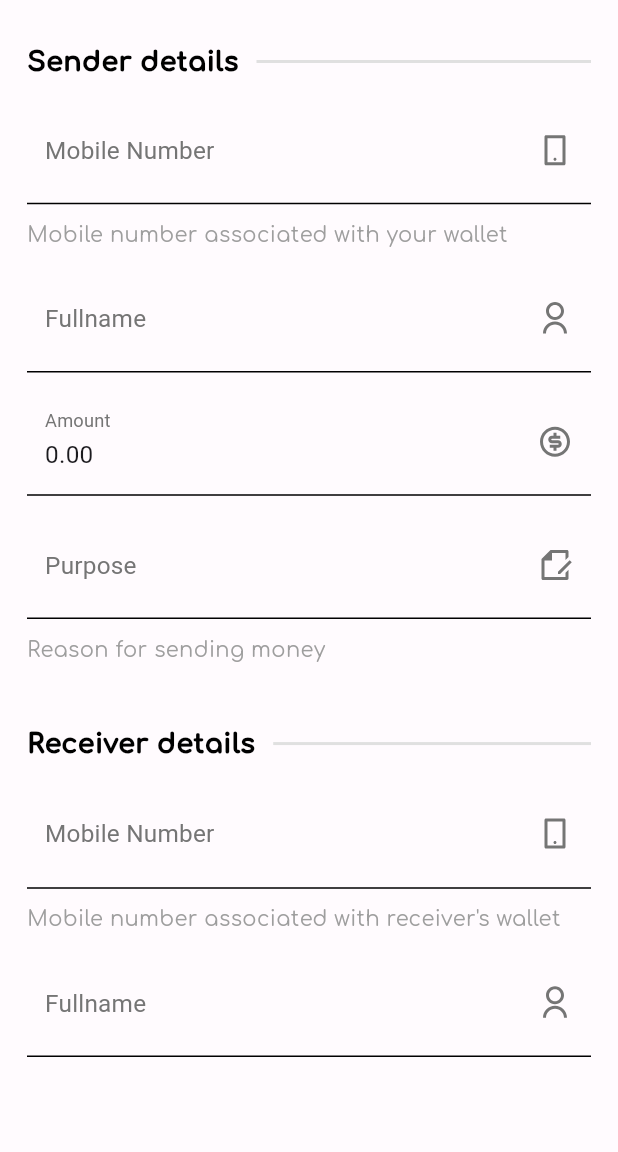
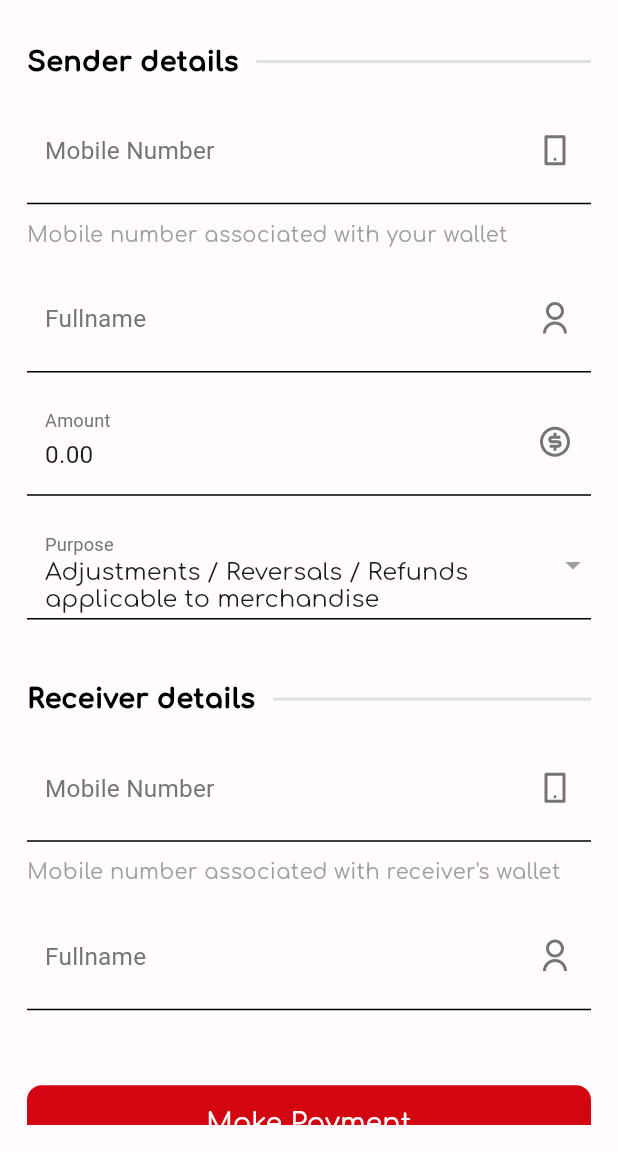
Before and after one commit to Samafricaonline-zambia/wallet-mobile, a Flutter app: the InternationalPaymentsPage screen opened by its route, after a tap on "South Africa", on a phone screen of 412 x 824 dp, the part 84-1236 px from its top. Run offline on Flutter 3.47's test engine with Material 3 defaults, Android fonts, the phone set to English and light mode, and no system bars; our stand-ins replace animated_notch_bottom_bar, dartz, flutter_screenutil, flutter_spinkit, get_it, go_router and 11 more; missing offline and left inert: animated_pill, fl_app_toast, flutter_locker, mobile_scanner, newrelic_mobile, syncfusion_flutter_core; accounts and stored records are empty; network calls fail; statements that could not run were skipped; project files that could hold a hidden picture were left out.

Commit message:
Added Purpose dropdown to International Payments

```diff
--- a/lib/core/constants/international_payments.dart
+++ b/lib/core/constants/international_payments.dart
@@ -1,26 +1,108 @@
 import 'package:sampay_wallet/core/constants/assets.dart';
 import 'package:sampay_wallet/core/models/dialog_option_model.dart';
+import 'package:sampay_wallet/core/utils/string_utils.dart';
 
 class InternationalPaymentsConstants {
-  static String southAfrica = "ZA";
-  static String zimbabwe = "ZW";
-  static List<DialogOptionModel> countries = [
-    DialogOptionModel(
+  static DialogOptionModel southAfrica = DialogOptionModel(
     id: "212006",
     image: AppAssets.southAfrica,
     title: "South Africa",
     subTitle: "ZA",
-      description:
-          "Send money to South Africa via mobile money or bank transfer",
+    description: "Send money to South Africa via mobile money or bank transfer",
     badgeText: "Mobile Wallet",
-    ),
-    DialogOptionModel(
+  );
+  static DialogOptionModel zimbabwe = DialogOptionModel(
     id: "290001",
     image: AppAssets.zimbabwe,
     title: "Zimbabwe",
     subTitle: "ZW",
     description: "Send money to Zimbabwe via mobile money or bank transfer",
     badgeText: "Bank Account",
+  );
+  static List<DialogOptionModel> countries = [southAfrica, zimbabwe];
+
+  static final List<InternationalTransferPurpose> transferPurposes = [
+    InternationalTransferPurpose(
+      '10001',
+      'Adjustments / Reversals / Refunds applicable to merchandise',
+    ),
+    InternationalTransferPurpose(
+      '10101',
+      'Export advance payment (excluding certain goods)',
+    ),
+    InternationalTransferPurpose('20001', 'Adjustments, reversals and refunds'),
+    InternationalTransferPurpose(
+      '25001',
+      'Travel services for non-residents – business',
+    ),
+    InternationalTransferPurpose(
+      '25101',
+      'Travel services for non-residents – holiday',
+    ),
+    InternationalTransferPurpose(
+      '25501',
+      'Travel services for residents – business',
+    ),
+    InternationalTransferPurpose(
+      '25601',
+      'Travel services for residents – holiday',
+    ),
+    InternationalTransferPurpose('28501', 'Tuition fees'),
+    InternationalTransferPurpose(
+      '29301',
+      'Payments for medical and dental services',
+    ),
+    InternationalTransferPurpose('30001', 'Adjustments, reversals and refunds'),
+    InternationalTransferPurpose(
+      '30301',
+      'Compensation paid to resident employee abroad',
+    ),
+    InternationalTransferPurpose(
+      '30401',
+      'Compensation paid to non-resident employee',
+    ),
+    InternationalTransferPurpose(
+      '30501',
+      'Compensation paid to migrant worker',
+    ),
+    InternationalTransferPurpose(
+      '30601',
+      'Compensation paid to foreign national contract worker',
+    ),
+    InternationalTransferPurpose('30701', 'Commission or brokerage'),
+    InternationalTransferPurpose('40001', 'Adjustments, reversals and refunds'),
+    InternationalTransferPurpose('40101', 'Gifts'),
+    InternationalTransferPurpose('41001', 'Alimony'),
+    InternationalTransferPurpose(
+      '41601',
+      'Migrant worker remittances (excluding compensation)',
+    ),
+    InternationalTransferPurpose(
+      '41701',
+      'Foreign national contract worker remittances (excluding compensation)',
     ),
   ];
+
+  static final List<String> transferReasonDescriptions = transferPurposes
+      .map((item) => item.reason)
+      .toList();
+  static final List<String> transferReasonCodes = transferPurposes
+      .map((item) => item.code)
+      .toList();
+
+  static InternationalTransferPurpose getPurposeByIndex(int index) =>
+      transferPurposes[index];
+
+  static InternationalTransferPurpose getPurposeByCode(String code) =>
+      transferPurposes.firstWhere(
+        (item) => StringUtils.areEqual(item.code, code),
+        orElse: () => InternationalTransferPurpose("", ""),
+      );
 }
+
+class InternationalTransferPurpose {
+  final String code;
+  final String reason;
+
+  InternationalTransferPurpose(this.code, this.reason);
+}
--- a/lib/features/international_payments/mobile_wallet_payment.dart
+++ b/lib/features/international_payments/mobile_wallet_payment.dart
@@ -1,6 +1,7 @@
 import 'package:flutter/material.dart';
 import 'package:go_router/go_router.dart';
 import 'package:sampay_wallet/core/constants/constants.dart';
+import 'package:sampay_wallet/core/constants/international_payments.dart';
 import 'package:sampay_wallet/core/constants/transfers/transfer_confirmation_messages.dart';
 import 'package:sampay_wallet/core/layouts/options_layout.dart';
 import 'package:sampay_wallet/core/services/configure_dependencies.dart';
--- a/lib/features/international_payments/models/payment_request_model.dart
+++ b/lib/features/international_payments/models/payment_request_model.dart
@@ -14,6 +14,7 @@
   final String senderreportcode;
   final String senderreason;
   final String accountType;
+  final int senderreasonindex; // New property
 
   InternationalPaymentsRequestModel({
     required this.spid,
@@ -29,6 +30,7 @@
     required this.senderreportcode,
     required this.senderreason,
     required this.accountType,
+    this.senderreasonindex = 0, // Added to constructor
   });
 
   InternationalPaymentsRequestModel copyWith({
@@ -45,6 +47,7 @@
     String? senderreportcode,
     String? senderreason,
     String? accountType,
+    int? senderreasonindex, // Added to copyWith
   }) {
     return InternationalPaymentsRequestModel(
       spid: spid ?? this.spid,
@@ -60,6 +63,7 @@
       senderreportcode: senderreportcode ?? this.senderreportcode,
       senderreason: senderreason ?? this.senderreason,
       accountType: accountType ?? this.accountType,
+      senderreasonindex: senderreasonindex ?? this.senderreasonindex,
     );
   }
 
@@ -78,6 +82,7 @@
         senderreportcode: "",
         senderreason: "",
         accountType: "",
+        senderreasonindex: 0, // Default value for empty
       );
 
   Map<String, dynamic> toMap() {
@@ -95,6 +100,7 @@
       'senderreportcode': senderreportcode,
       'senderreason': senderreason,
       'accountType': accountType,
+      'senderreasonindex': senderreasonindex, // Added to map
     };
   }
 
@@ -113,6 +119,7 @@
       senderreportcode: map['senderreportcode'] ?? '',
       senderreason: map['senderreason'] ?? '',
       accountType: map['accountType'] ?? '',
+      senderreasonindex: map['senderreasonindex'] ?? 0, // Added to fromMap
     );
   }
 
@@ -123,7 +130,7 @@
 
   @override
   String toString() {
-    return 'InternationalPaymentsRequestModel(spid: $spid, amount: $amount, receiverfullname: $receiverfullname, receiveraddress: $receiveraddress, receiverpostcode: $receiverpostcode, receivertown: $receivertown, receivercountry: $receivercountry, creditaccount: $creditaccount, senderfullname: $senderfullname, debtoraccount: $debtoraccount, senderreportcode: $senderreportcode, senderreason: $senderreason, accountType: $accountType)';
+    return 'InternationalPaymentsRequestModel(spid: $spid, amount: $amount, receiverfullname: $receiverfullname, receiveraddress: $receiveraddress, receiverpostcode: $receiverpostcode, receivertown: $receivertown, receivercountry: $receivercountry, creditaccount: $creditaccount, senderfullname: $senderfullname, debtoraccount: $debtoraccount, senderreportcode: $senderreportcode, senderreason: $senderreason, accountType: $accountType, senderreasonindex: $senderreasonindex)';
   }
 
   @override
@@ -143,7 +150,8 @@
         other.debtoraccount == debtoraccount &&
         other.senderreportcode == senderreportcode &&
         other.senderreason == senderreason &&
-        other.accountType == accountType;
+        other.accountType == accountType &&
+        other.senderreasonindex == senderreasonindex; // Added to equality
   }
 
   @override
@@ -160,6 +168,7 @@
         debtoraccount.hashCode ^
         senderreportcode.hashCode ^
         senderreason.hashCode ^
-        accountType.hashCode;
+        accountType.hashCode ^
+        senderreasonindex.hashCode; // Added to hash
   }
 }
--- a/lib/features/international_payments/page.dart
+++ b/lib/features/international_payments/page.dart
@@ -8,11 +8,13 @@
 import 'package:sampay_wallet/features/international_payments/services/international_payments_service.dart';
 import 'package:sampay_wallet/features/international_payments/widgets/countries_list.dart';
 import 'package:sampay_wallet/features/transfer_payment/services/wallet_transfer_service.dart';
+import 'package:sampay_wallet/services/app_state_service.dart';
 import 'package:sampay_wallet/services/wallet_service.dart';
 import 'package:watch_it/watch_it.dart';
 
 class InternationalPaymentsPage extends StatelessWidget with WatchItMixin {
   final WalletService walletService = getIt<WalletService>();
+  final AppStateService appState = getIt<AppStateService>();
   final InternationalPaymentsService internationalPaymentsService =
       getIt<InternationalPaymentsService>();
   final WalletTransferService transferService = getIt<WalletTransferService>();
@@ -25,13 +27,26 @@
 
       switch (InternationalPaymentsConstants.countries[optionIndex].badgeText) {
         case "Mobile Wallet":
-          internationalPaymentsService.updateCurrentPaymentRequest(newRequest);
+          internationalPaymentsService.updateCurrentPaymentRequest(
+            newRequest.copyWith(
+              debtoraccount: appState.phoneNumber,
+              spid: InternationalPaymentsConstants.southAfrica.id,
+              receivercountry:
+                  InternationalPaymentsConstants.southAfrica.subTitle,
+            ),
+          );
           context.push(AppRoutes.internationalMobileWalletPayments);
           break;
 
         default:
           internationalPaymentsService.updateCurrentPaymentRequest(
-            newRequest.copyWith(accountType: "bank"),
+            newRequest.copyWith(
+              accountType: "bank",
+              debtoraccount: appState.phoneNumber,
+              spid: InternationalPaymentsConstants.southAfrica.id,
+              receivercountry:
+                  InternationalPaymentsConstants.southAfrica.subTitle,
+            ),
           );
           context.push(AppRoutes.internationalBankPayments);
           break;
--- a/lib/features/international_payments/services/international_payments_service.dart
+++ b/lib/features/international_payments/services/international_payments_service.dart
@@ -63,7 +63,7 @@
         creditAccountPrefix =
             StringUtils.areEqual(
               request.receivercountry,
-              InternationalPaymentsConstants.southAfrica,
+              InternationalPaymentsConstants.southAfrica.subTitle,
             )
             ? "+27-"
             : "+263-";
@@ -119,7 +119,7 @@
         creditAccountPrefix =
             StringUtils.areEqual(
               request.receivercountry,
-              InternationalPaymentsConstants.southAfrica,
+              InternationalPaymentsConstants.southAfrica.subTitle,
             )
             ? "+27-"
             : "+263-";
@@ -157,6 +157,8 @@
         payload["receiveraccount"] = request.creditaccount;
       }
 
+      debugPrint(payload.toJson);
+
       final NetworkResponse response = await networkService.post(
         InternationalPaymentsEndpoints.paymentRequest,
         baseAddress: uatAddress,
--- a/lib/features/international_payments/widgets/bank_form.dart
+++ b/lib/features/international_payments/widgets/bank_form.dart
@@ -1,5 +1,6 @@
 import 'package:flutter/material.dart';
 import 'package:sampay_wallet/core/constants/app_icons.dart';
+import 'package:sampay_wallet/core/constants/international_payments.dart';
 import 'package:sampay_wallet/core/services/configure_dependencies.dart';
 import 'package:sampay_wallet/core/utils/app_utils.dart';
 import 'package:sampay_wallet/core/validations/validations.dart';
@@ -7,9 +8,9 @@
 import 'package:sampay_wallet/core/widgets/simple_form.dart';
 import 'package:sampay_wallet/core/widgets/simple_section_title.dart';
 import 'package:sampay_wallet/core/widgets/simple_text_field.dart';
-import 'package:sampay_wallet/core/widgets/simple_toast.dart';
 import 'package:sampay_wallet/features/international_payments/models/payment_request_model.dart';
 import 'package:sampay_wallet/features/international_payments/services/international_payments_service.dart';
+import 'package:sampay_wallet/features/international_payments/widgets/reason_dropdown.dart';
 import 'package:watch_it/watch_it.dart';
 
 class BankPaymentForm extends StatelessWidget with WatchItMixin {
@@ -26,20 +27,25 @@
       instanceName: "currentInternaltionalPaymentRequest",
     );
 
-    final String isdCode = AppUtils().getISDCodeFromCountry(
-      currentRequest.receivercountry,
-    );
+    void handleTransferPurposeChange(int index) {
+      final selectedPurpose = InternationalPaymentsConstants.getPurposeByIndex(
+        index,
+      );
+
+      internationalPaymentsService.updateCurrentPaymentRequest(
+        currentRequest.copyWith(
+          senderreportcode: selectedPurpose.code,
+          senderreason: selectedPurpose.reason,
+          senderreasonindex: index,
+        ),
+      );
+    }
 
     void handleSubmit() async {
-      // Make it async
       // verify details
       final value = await internationalPaymentsService.verifyReceiver(
         currentRequest,
       );
-
-      if (value) {
-        debugPrint(currentRequest.toJson());
-      }
 
       onSubmit?.call(value);
     }
@@ -97,21 +103,22 @@
               ),
         ),
         EmptySpace.small(),
-        SimpleTextField(
-          labelText: "Purpose",
-          icon: AppIcons.notes,
-          initialValue: currentRequest.senderreason,
-          keyboardType: .text,
-          validator: (v) => AppValidations.validateNotNone(
-            v,
-            message: "Enter appropriate reason for transfer",
-          ),
-          onChanged: (value) =>
-              internationalPaymentsService.updateCurrentPaymentRequest(
-                currentRequest.copyWith(senderreason: value),
-              ),
-          messageText: "Reason for sending money",
-        ),
+        TransferReasonDropDown(onChange: handleTransferPurposeChange),
+        // SimpleTextField(
+        //   labelText: "Purpose",
+        //   icon: AppIcons.notes,
+        //   initialValue: currentRequest.senderreason,
+        //   keyboardType: .text,
+        //   validator: (v) => AppValidations.validateNotNone(
+        //     v,
+        //     message: "Enter appropriate reason for transfer",
+        //   ),
+        //   onChanged: (value) =>
+        //       internationalPaymentsService.updateCurrentPaymentRequest(
+        //         currentRequest.copyWith(senderreason: value),
+        //       ),
+        //   messageText: "Reason for sending money",
+        // ),
         EmptySpace(),
         SimpleSectionTitle(
           title: "Receiver details",
--- a/lib/features/international_payments/widgets/mobile_wallet_form.dart
+++ b/lib/features/international_payments/widgets/mobile_wallet_form.dart
@@ -1,15 +1,17 @@
 import 'package:flutter/material.dart';
 import 'package:sampay_wallet/core/constants/app_icons.dart';
+import 'package:sampay_wallet/core/constants/international_payments.dart';
 import 'package:sampay_wallet/core/services/configure_dependencies.dart';
 import 'package:sampay_wallet/core/utils/app_utils.dart';
+import 'package:sampay_wallet/core/utils/string_utils.dart';
 import 'package:sampay_wallet/core/validations/validations.dart';
 import 'package:sampay_wallet/core/widgets/empty_space.dart';
 import 'package:sampay_wallet/core/widgets/simple_form.dart';
 import 'package:sampay_wallet/core/widgets/simple_section_title.dart';
 import 'package:sampay_wallet/core/widgets/simple_text_field.dart';
-import 'package:sampay_wallet/core/widgets/simple_toast.dart';
 import 'package:sampay_wallet/features/international_payments/models/payment_request_model.dart';
 import 'package:sampay_wallet/features/international_payments/services/international_payments_service.dart';
+import 'package:sampay_wallet/features/international_payments/widgets/reason_dropdown.dart';
 import 'package:watch_it/watch_it.dart';
 
 class MobileWalletForm extends StatelessWidget with WatchItMixin {
@@ -30,8 +32,25 @@
       currentRequest.receivercountry,
     );
 
+    void handleTransferPurposeChange(int index) {
+      final selectedPurpose = InternationalPaymentsConstants.getPurposeByIndex(
+        index,
+      );
+
+      internationalPaymentsService.updateCurrentPaymentRequest(
+        currentRequest.copyWith(
+          senderreportcode: selectedPurpose.code,
+          senderreason: selectedPurpose.reason,
+          senderreasonindex: index,
+        ),
+      );
+    }
+
     void handleSubmit() async {
-      // Make it async
+      if (currentRequest.senderreportcode.isEmpty) {
+        handleTransferPurposeChange(0);
+      }
+
       // verify details
       final value = await internationalPaymentsService.verifyReceiver(
         currentRequest.copyWith(
@@ -40,10 +59,6 @@
           ),
         ),
       );
-
-      if (value) {
-        debugPrint(currentRequest.toJson());
-      }
 
       onSubmit?.call(value);
     }
@@ -101,21 +116,22 @@
               ),
         ),
         EmptySpace.small(),
-        SimpleTextField(
-          labelText: "Purpose",
-          icon: AppIcons.notes,
-          initialValue: currentRequest.senderreason,
-          keyboardType: .text,
-          validator: (v) => AppValidations.validateNotNone(
-            v,
-            message: "Enter appropriate reason for transfer",
-          ),
-          onChanged: (value) =>
-              internationalPaymentsService.updateCurrentPaymentRequest(
-                currentRequest.copyWith(senderreason: value),
-              ),
-          messageText: "Reason for sending money",
-        ),
+        TransferReasonDropDown(onChange: handleTransferPurposeChange),
+        // SimpleTextField(
+        //   labelText: "Purpose",
+        //   icon: AppIcons.notes,
+        //   initialValue: currentRequest.senderreason,
+        //   keyboardType: .text,
+        //   validator: (v) => AppValidations.validateNotNone(
+        //     v,
+        //     message: "Enter appropriate reason for transfer",
+        //   ),
+        //   onChanged: (value) =>
+        //       internationalPaymentsService.updateCurrentPaymentRequest(
+        //         currentRequest.copyWith(senderreason: value),
+        //       ),
+        //   messageText: "Reason for sending money",
+        // ),
         EmptySpace(),
         SimpleSectionTitle(
           title: "Receiver details",
--- /dev/null
+++ b/lib/features/international_payments/widgets/reason_dropdown.dart
@@ -0,0 +1,44 @@
+import 'package:flutter/material.dart';
+import 'package:sampay_wallet/core/constants/international_payments.dart';
+import 'package:sampay_wallet/core/widgets/simple_drop_down.dart';
+
+class TransferReasonDropDown extends StatefulWidget {
+  final Function(int reasonIndex)? onChange;
+  const TransferReasonDropDown({super.key, this.onChange});
+
+  @override
+  State<TransferReasonDropDown> createState() => _TransferReasonDropDownState();
+}
+
+class _TransferReasonDropDownState extends State<TransferReasonDropDown> {
+  int selectedReasonIndex = 0;
+
+  void updateSelectedIndex(int value) {
+    setState(() {
+      selectedReasonIndex = value;
+    });
+    widget.onChange?.call(value);
+  }
+
+  @override
+  void initState() {
+    super.initState();
+    WidgetsBinding.instance.addPostFrameCallback((_) {
+      if (mounted) {
+        widget.onChange?.call(selectedReasonIndex);
+      }
+    });
+  }
+
+  @override
+  Widget build(BuildContext context) {
+    return SimpleDropDown(
+      initialValue: InternationalPaymentsConstants.getPurposeByIndex(
+        selectedReasonIndex,
+      ).reason,
+      items: InternationalPaymentsConstants.transferReasonDescriptions,
+      labelText: "Purpose",
+      onIndexChanged: updateSelectedIndex,
+    );
+  }
+}
--- a/lib/services/authentication_service.dart
+++ b/lib/services/authentication_service.dart
@@ -1,3 +1,4 @@
+import 'package:flutter/foundation.dart';
 import 'package:flutter/material.dart';
 import 'package:sampay_wallet/core/constants/api_endpoints.dart';
 import 'package:sampay_wallet/core/extensions/general_extensions.dart';
@@ -23,7 +24,10 @@
 
   ValueNotifier<AuthenticationModel> credentials =
       ValueNotifier<AuthenticationModel>(
-        AuthenticationModel(phone: "", password: ""),
+        AuthenticationModel(
+          phone: kDebugMode ? "972801033" : "",
+          password: kDebugMode ? "prince123" : "",
+        ),
       );
 
   AuthenticationService();
```
Also changed, not shown: 1 other file. Lines whose indentation alone changed are shown as unchanged.
